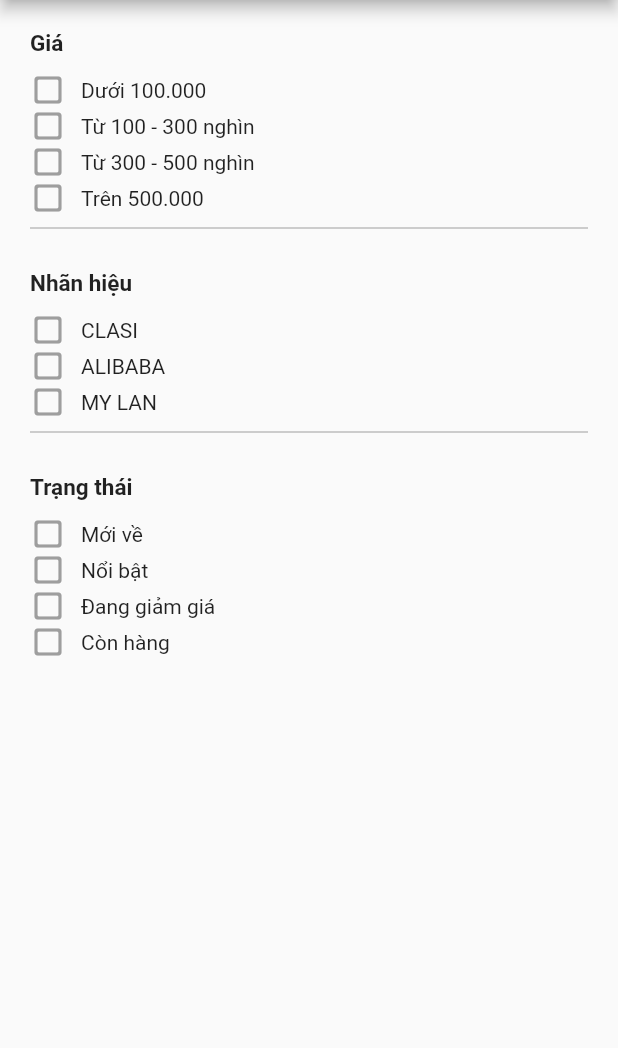
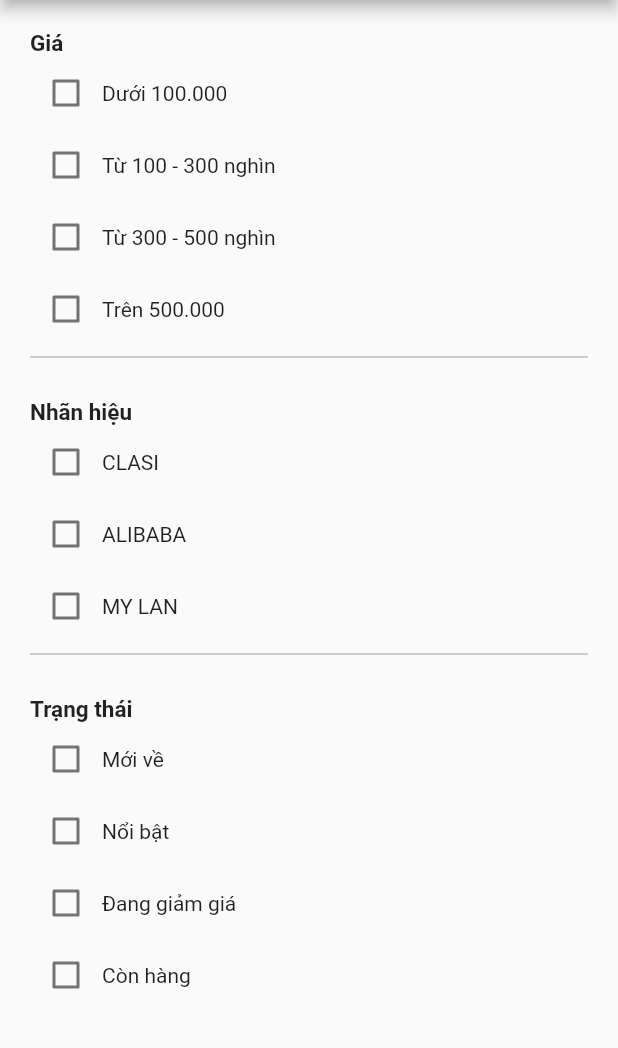
Before and after one commit to hieu1462000/test, a Flutter app: the screen it shows after launch, on a phone screen of 412 x 824 dp, the part 84-1132 px from its top. Run offline on Flutter 3.47's test engine with Material 2 defaults, Android fonts, the light colour scheme and no system bars.

Commit message:
update checkbox

```diff
--- a/lib/Body/CheckLine.dart
+++ b/lib/Body/CheckLine.dart
@@ -1,22 +1,30 @@
 import 'package:flutter/cupertino.dart';
 import 'package:flutter/material.dart';
 
-class CheckBoxLine extends StatelessWidget {
+class CheckBoxLine extends StatefulWidget {
   final String content;
 
   const CheckBoxLine({Key key, this.content}) : super(key: key);
+
+  @override
+  _CheckBoxLineState createState() => _CheckBoxLineState();
+}
+
+class _CheckBoxLineState extends State<CheckBoxLine> {
+  bool _isSelected = false;
   @override
   Widget build(BuildContext context) {
     return Row(
       mainAxisAlignment: MainAxisAlignment.start,
       children: [
-        Icon(
-            Icons.check_box_outline_blank_rounded,
-            color:Colors.grey ,),
-        SizedBox(width: 10,),
-        Text(content)
+        Checkbox(value: _isSelected, onChanged:(bool newValue){
+          setState(() {
+              _isSelected = newValue;
+          });
+        },
+        ),
+        Text(widget.content)
       ],
     );
   }
-
 }
--- a/lib/Body/TestBody.dart
+++ b/lib/Body/TestBody.dart
@@ -8,10 +8,9 @@ class MyBody extends StatelessWidget {
   Widget build(BuildContext context) {
     return Container(
       padding: EdgeInsets.only(top: 20,left: 20),
-      child: Column(
-        children: [
+      child: ListView(
+        children:<Widget> [
           HeadLine(title: "Giá",),
-          SizedBox(height: 10,),
           CheckBoxLine(content: "Dưới 100.000",),
           CheckBoxLine(content: "Từ 100 - 300 nghìn"),
           CheckBoxLine(content: "Từ 300 - 500 nghìn",),
@@ -22,7 +21,6 @@ class MyBody extends StatelessWidget {
               color: Colors.grey,
             ),),
           HeadLine(title: "Nhãn hiệu",),
-          SizedBox(height: 10,),
           CheckBoxLine(content: "CLASI",),
           CheckBoxLine(content: "ALIBABA",),
           CheckBoxLine(content: "MY LAN",),
@@ -32,7 +30,6 @@ class MyBody extends StatelessWidget {
               color: Colors.grey,
             ),),
           HeadLine(title: "Trạng thái",),
-          SizedBox(height: 10,),
           CheckBoxLine(content: "Mới về",),
           CheckBoxLine(content: "Nổi bật",),
           CheckBoxLine(content: "Đang giảm giá",),
```
